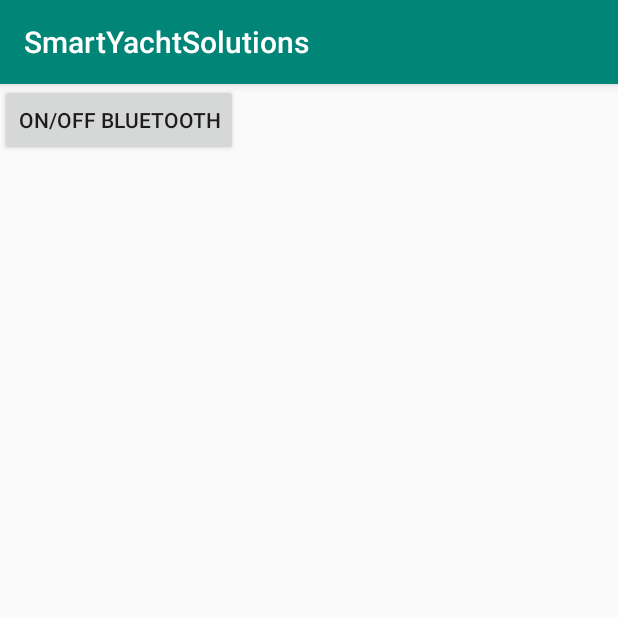
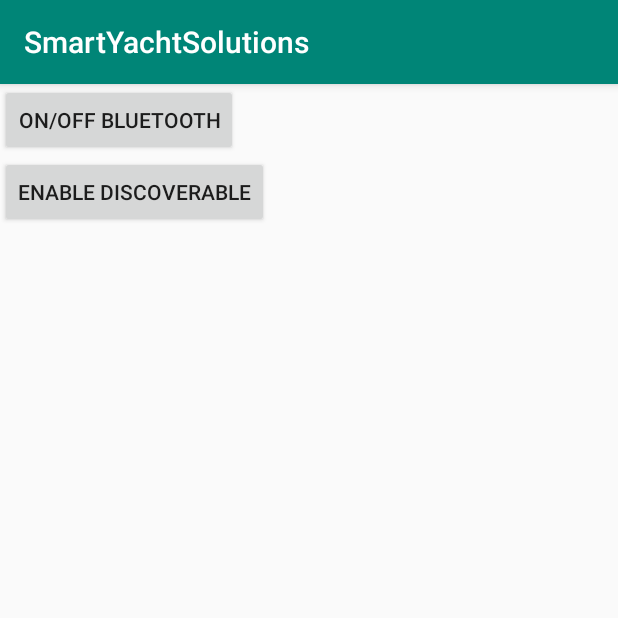
Before and after one commit to Qamas95/smartyachtsolution, an Android app: the screen it shows after launch (MainActivity), on a phone screen of 412 x 824 dp, the top half of it. Run offline under Robolectric (Android 15) with nearby library versions, the light colour scheme and no system bars.

Commit message:
Add and code EnableDisable_Discoverabl button

```diff
--- a/SmartYachtSolutions/app/src/main/res/layout/activity_main.xml
+++ b/SmartYachtSolutions/app/src/main/res/layout/activity_main.xml
@@ -20,6 +20,13 @@
         android:id="@+id/btnONOFF"
         />
 
+    <Button
+        android:layout_width="wrap_content"
+        android:layout_height="wrap_content"
+        android:text="@string/enable_discoverable"
+        android:id="@+id/btnDiscoverable_on_off"
+        />
+
 
 
 </LinearLayout>
--- a/SmartYachtSolutions/app/src/main/res/values/strings.xml
+++ b/SmartYachtSolutions/app/src/main/res/values/strings.xml
@@ -1,4 +1,5 @@
 <resources>
     <string name="app_name">SmartYachtSolutions</string>
     <string name="on_off_bluetooth">ON/OFF Bluetooth</string>
+    <string name="enable_discoverable">Enable Discoverable</string>
 </resources>
```
Also changed, not shown: SmartYachtSolutions/app/src/main/java/com/example/smartyachtsolutions/MainActivity.java (+55 -6 lines).
